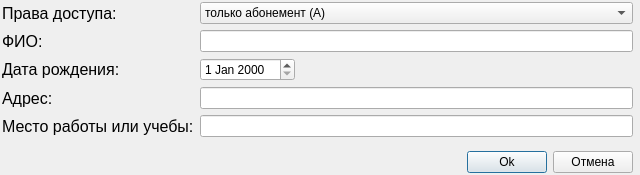
This is Library_db/createreaderdialog.ui in AaccrraA/Library as Qt 5 draws it before an edit. The edited form follows.
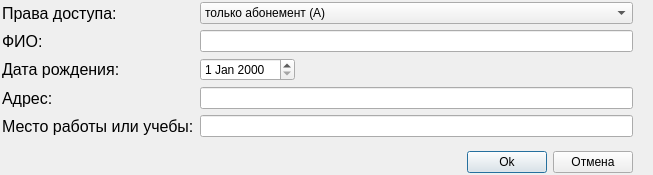
This is the edited form.

What changed in the file:
```diff
--- a/Library_db/createreaderdialog.ui
+++ b/Library_db/createreaderdialog.ui
@@ -6,7 +6,7 @@
    <rect>
     <x>0</x>
     <y>0</y>
-    <width>640</width>
+    <width>653</width>
     <height>175</height>
    </rect>
   </property>
```
Left out of the diff: 60 changed lines with no effect on the pictures.
